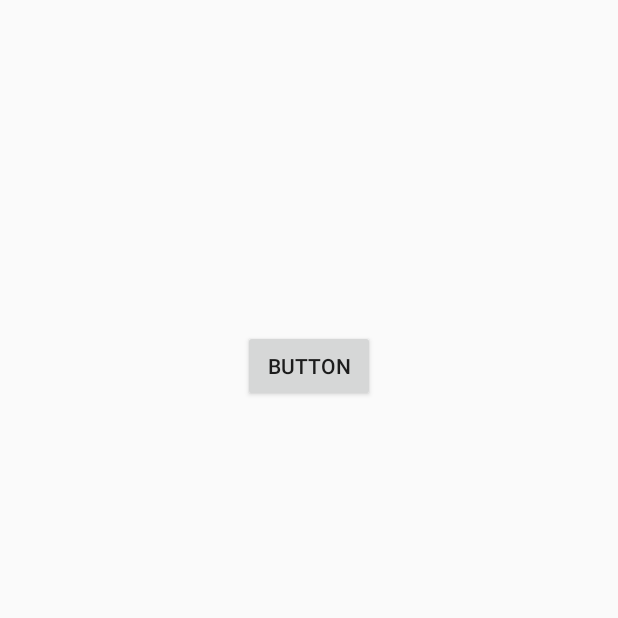
After one commit to Maxim-Turovets/MtChat-android, an Android app: the ImageLoad screen opened directly, with no data from a screen before it, on a phone screen of 412 x 824 dp, the top half of it. The commit adds this screen. Run offline under Robolectric (Android 15) with nearby library versions, the phone set to English and light mode, and no system bars; pictures from the network do not load.

```diff
--- a/app/src/main/AndroidManifest.xml
+++ b/app/src/main/AndroidManifest.xml
@@ -27,6 +27,7 @@
         <activity android:name=".activitys.SetPartnerGenderActivity" android:windowSoftInputMode="adjustResize" android:theme="@style/Theme.AppCompat.Light.NoActionBar" />
         <activity android:name=".activitys.SetPartnerAgeActivity" android:windowSoftInputMode="adjustResize" android:theme="@style/Theme.AppCompat.Light.NoActionBar" />
         <activity android:name=".activitys.Loading_animation_activity" android:windowSoftInputMode="adjustResize" android:theme="@style/Theme.AppCompat.Light.NoActionBar" />
+        <activity android:name=".activitys.ImageLoad" android:windowSoftInputMode="adjustResize" android:theme="@style/Theme.AppCompat.Light.NoActionBar" />
 
     </application>
 
--- a/app/src/main/java/com/example/mtchat_android/activitys/ChatTypeActivity.java
+++ b/app/src/main/java/com/example/mtchat_android/activitys/ChatTypeActivity.java
@@ -45,7 +45,7 @@ public class ChatTypeActivity extends AppCompatActivity {
 
     public void goToAnimation(View view)
     {
-        Intent intent = new Intent(this, Loading_animation_activity.class);
+        Intent intent = new Intent(this, ImageLoad.class);
         startActivity(intent);
     }
 }
--- a/app/src/main/java/com/example/mtchat_android/activitys/EchoWebSocketListener.java
+++ b/app/src/main/java/com/example/mtchat_android/activitys/EchoWebSocketListener.java
@@ -62,7 +62,8 @@ public  class EchoWebSocketListener extends WebSocketListener {
     }
     @Override
     public void onMessage(WebSocket webSocket, ByteString bytes) {
-        System.out.print("Receiving bytes : " + bytes.hex());
+
+
     }
     @Override
     public void onClosing(WebSocket webSocket, int code, String reason) {
--- /dev/null
+++ b/app/src/main/java/com/example/mtchat_android/activitys/ImageLoad.java
@@ -0,0 +1,66 @@
+package com.example.mtchat_android.activitys;
+
+import android.content.Intent;
+import android.graphics.Bitmap;
+import android.graphics.BitmapFactory;
+import android.graphics.drawable.BitmapDrawable;
+import android.net.Uri;
+import android.os.Bundle;
+import android.provider.MediaStore;
+import android.support.annotation.Nullable;
+import android.support.v7.app.AppCompatActivity;
+import android.view.View;
+import android.view.ViewGroup;
+import android.widget.Button;
+import android.widget.ImageView;
+
+import com.example.mtchat_android.R;
+
+public class ImageLoad extends AppCompatActivity {
+
+    ImageView foto;
+    Button btn;
+    private  static  final  int PICK_IMAGE =100;
+
+    Uri imageUrl;
+
+    @Override
+    protected void onCreate(@Nullable Bundle savedInstanceState) {
+        super.onCreate(savedInstanceState);
+        setContentView(R.layout.image_load);
+
+        foto = (ImageView)findViewById(R.id.foto);
+        btn = (Button)findViewById(R.id.btnLoad);
+
+        btn.setOnClickListener(new View.OnClickListener() {
+            @Override
+            public void onClick(View v) {
+                openGal();
+            }
+        });
+    }
+
+
+    private  void openGal(){
+        Intent gallery = new Intent(Intent.ACTION_PICK, MediaStore.Images.Media.INTERNAL_CONTENT_URI);
+        startActivityForResult(gallery,PICK_IMAGE);
+
+//        Intent intent = new Intent(MediaStore.ACTION_IMAGE_CAPTURE);
+//        startActivityForResult(intent,1);
+
+    }
+
+    @Override
+    protected void onActivityResult(int requestCode, int resultCode, @Nullable Intent data) {
+        super.onActivityResult(requestCode, resultCode, data);
+
+        if(resultCode==RESULT_OK&& requestCode==PICK_IMAGE)
+            imageUrl = data.getData();
+        foto.setImageURI(imageUrl);
+
+        BitmapDrawable drawable = (BitmapDrawable) foto.getDrawable();
+        Bitmap bitmap = drawable.getBitmap();
+
+
+    }
+}
--- a/app/src/main/res/layout/chat_layout.xml
+++ b/app/src/main/res/layout/chat_layout.xml
@@ -20,7 +20,7 @@
     <LinearLayout xmlns:android="http://schemas.android.com/apk/res/android"
         android:layout_width="match_parent"
         android:layout_height="wrap_content"
-        android:background="#fff"
+        android:background="@color/chat_edit_text"
         android:orientation="horizontal">
 
         <ImageButton
--- /dev/null
+++ b/app/src/main/res/layout/image_load.xml
@@ -0,0 +1,34 @@
+<?xml version="1.0" encoding="utf-8"?>
+<android.support.constraint.ConstraintLayout xmlns:android="http://schemas.android.com/apk/res/android"
+    xmlns:app="http://schemas.android.com/apk/res-auto"
+    xmlns:tools="http://schemas.android.com/tools"
+    android:id="@+id/btn"
+    android:layout_width="match_parent"
+    android:layout_height="match_parent">
+
+
+    <RelativeLayout
+        android:layout_width="match_parent"
+        android:layout_height="match_parent">
+    <ImageView
+        android:id="@+id/foto"
+        android:layout_width="wrap_content"
+        android:layout_height="wrap_content"
+        android:layout_centerHorizontal="true"
+        app:layout_constraintEnd_toEndOf="parent"
+        app:layout_constraintStart_toStartOf="parent"
+        tools:layout_editor_absoluteY="69dp"
+        tools:srcCompat="@tools:sample/avatars" />
+
+        <Button
+            android:id="@+id/btnLoad"
+            android:layout_width="wrap_content"
+            android:layout_height="wrap_content"
+            android:layout_centerHorizontal="true"
+            android:layout_marginTop="220dp"
+            android:text="Button"
+            app:layout_constraintEnd_toEndOf="parent"
+            app:layout_constraintStart_toStartOf="parent"
+            tools:layout_editor_absoluteY="253dp" />
+    </RelativeLayout>
+</android.support.constraint.ConstraintLayout>
--- /dev/null
+++ b/app/src/main/res/layout/image_message_layout.xml
@@ -0,0 +1,6 @@
+<?xml version="1.0" encoding="utf-8"?>
+<android.support.constraint.ConstraintLayout
+    xmlns:android="http://schemas.android.com/apk/res/android" android:layout_width="match_parent"
+    android:layout_height="match_parent">
+
+</android.support.constraint.ConstraintLayout>
--- a/app/src/main/res/layout/my_message.xml
+++ b/app/src/main/res/layout/my_message.xml
@@ -14,7 +14,10 @@
         android:layout_alignParentRight="true"
         android:background="@drawable/my_message_dravable"
         android:elevation="2dp"
-        android:padding="12dp"
+        android:paddingLeft="12dp"
+        android:paddingTop="5dp"
+        android:paddingRight="12dp"
+        android:paddingBottom="5dp"
         android:text="Placeholder message"
         android:textColor="@color/black"
         android:textSize="16sp"
--- a/app/src/main/res/values/colors.xml
+++ b/app/src/main/res/values/colors.xml
@@ -9,4 +9,5 @@
     <color name="their_fone">#99FFCFF8</color>
     <color name="my_message">#F2E7F3</color>
     <color name="their_text">#0C680C</color>
+    <color name="chat_edit_text">#A6FFFFFF</color>
 </resources>
```
